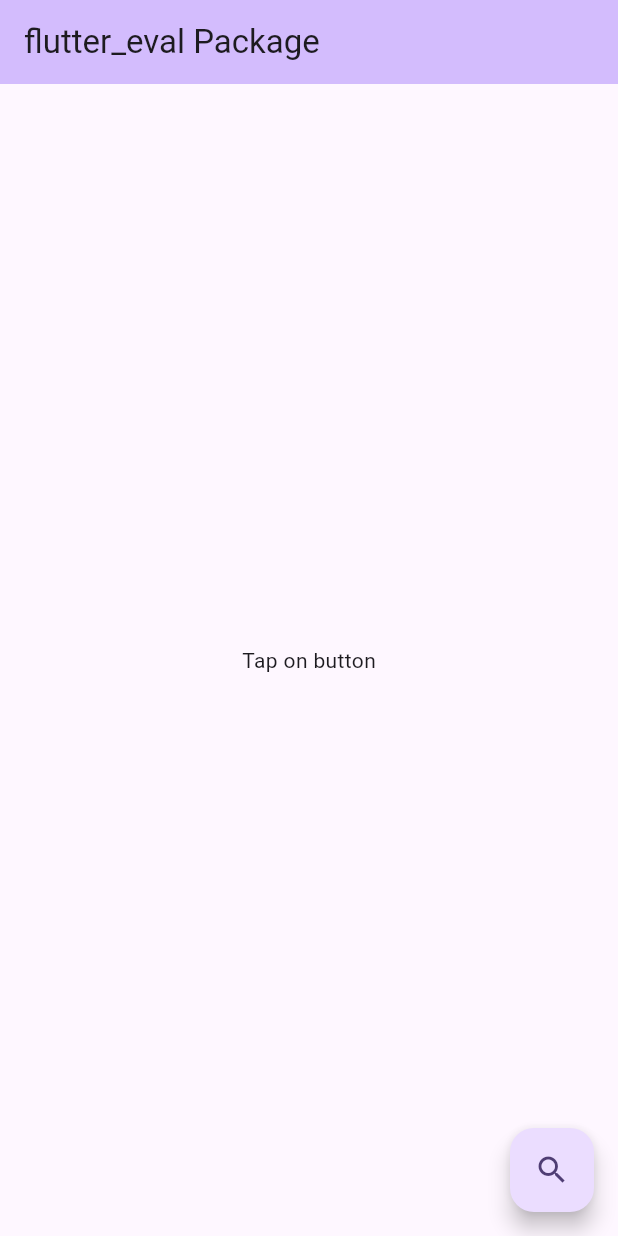
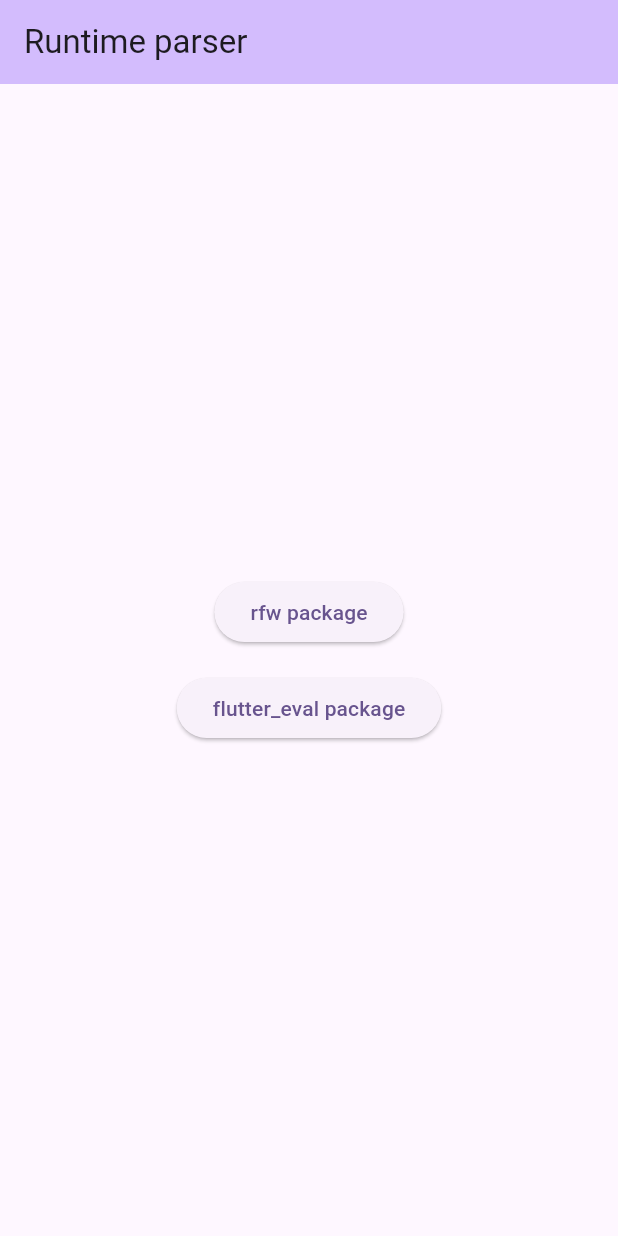
Before and after one commit to YannMancel/runtime_parser, a Flutter app: the screen it shows after launch, on a phone screen of 412 x 824 dp. Run offline on Flutter 3.47's test engine with Material 3 defaults, Android fonts, the phone set to English and light mode, and no system bars; missing offline and left inert: flutter_eval, rfw.

Commit message:
feat: navigation between pages

```diff
--- a/lib/main.dart
+++ b/lib/main.dart
@@ -1,6 +1,5 @@
 import 'package:flutter/material.dart';
-import 'package:runtime_parser/flutter_eval_page.dart';
-//import 'package:runtime_parser/rfw_page.dart';
+import 'package:runtime_parser/pages/home_page.dart';
 
 void main() => runApp(const MyApp());
 
@@ -16,7 +15,7 @@ class MyApp extends StatelessWidget {
         useMaterial3: true,
       ),
       // home: const RFWPage(),
-      home: const FlutterEvalPage(),
+      home: const HomePage(),
     );
   }
 }
--- /dev/null
+++ b/lib/pages/home_page.dart
@@ -0,0 +1,47 @@
+import 'package:flutter/material.dart';
+import 'package:runtime_parser/pages/flutter_eval_page.dart';
+import 'package:runtime_parser/pages/rfw_page.dart';
+
+class HomePage extends StatelessWidget {
+  const HomePage({super.key});
+
+  @override
+  Widget build(BuildContext context) {
+    return Scaffold(
+      appBar: AppBar(
+        backgroundColor: Theme.of(context).colorScheme.inversePrimary,
+        title: const Text('Runtime parser'),
+      ),
+      body: Center(
+        child: Column(
+          mainAxisAlignment: MainAxisAlignment.center,
+          children: <Widget>[
+            ElevatedButton(
+              onPressed: () {
+                Navigator.push(
+                  context,
+                  MaterialPageRoute<void>(
+                    builder: (_) => const RFWPage(),
+                  ),
+                );
+              },
+              child: const Text('rfw package'),
+            ),
+            const SizedBox.square(dimension: 16.0),
+            ElevatedButton(
+              onPressed: () {
+                Navigator.push(
+                  context,
+                  MaterialPageRoute<void>(
+                    builder: (_) => const FlutterEvalPage(),
+                  ),
+                );
+              },
+              child: const Text('flutter_eval package'),
+            ),
+          ],
+        ),
+      ),
+    );
+  }
+}
```
Also changed, not shown: lib/pages/flutter_eval_page.dart (renamed from lib/flutter_eval_page.dart), lib/pages/rfw_page.dart (renamed from lib/rfw_page.dart).
